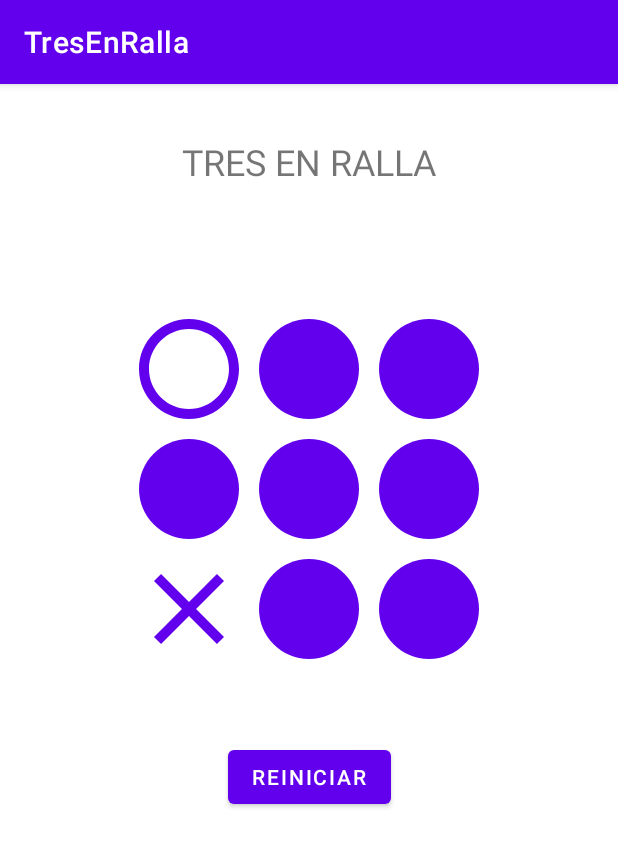
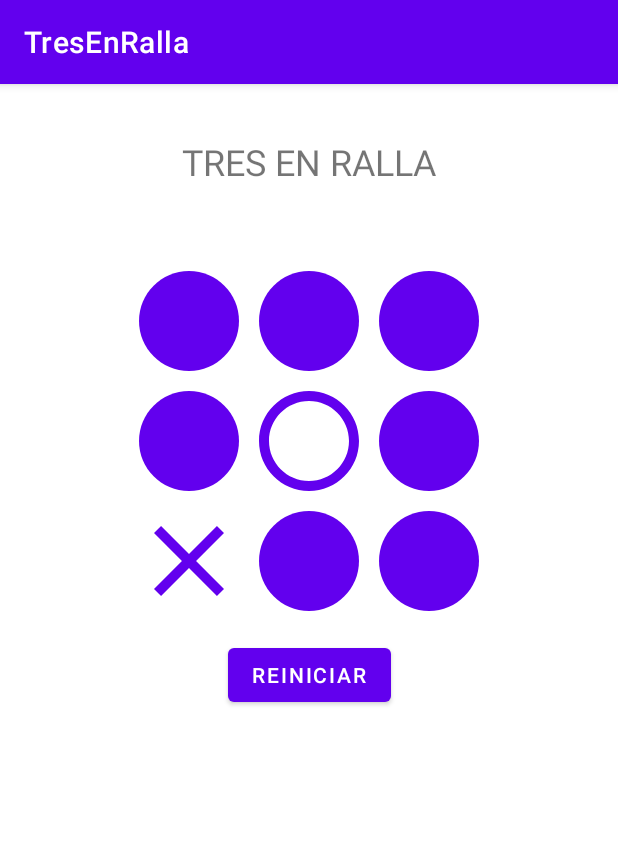
Before and after one commit to msabate00/TicTacToe, an Android app: the screen it shows after launch (MainActivity), after a tap on an icon or button, on a phone screen of 412 x 824 dp. Shown: the top 847 px of the screen. Run offline under Robolectric (Android 15) with nearby library versions, the phone set to English and light mode, and no system bars.

Commit message:
MSM - Inteligencia inicial y un poco de responsive

```diff
--- a/app/src/main/java/cat/copernic/msabatem/tresenralla/MainActivity.kt
+++ b/app/src/main/java/cat/copernic/msabatem/tresenralla/MainActivity.kt
@@ -20,6 +20,7 @@ class MainActivity : AppCompatActivity() {
     var tablero = Array<Int>(9) {0};
     var playerTurno = true;
     var terminado = false;
+    var primer_turno = true;
 
     var combinacionGanadora = arrayOf(
         intArrayOf(0, 1, 2),
@@ -76,6 +77,7 @@ class MainActivity : AppCompatActivity() {
         tablero = Array<Int>(9) {0};
         playerTurno = true;
         terminado = false;
+        primer_turno = true;
 
         for(i in buttonID){
             findViewById<Button>(i).setBackgroundResource(0);
@@ -200,7 +202,30 @@ class MainActivity : AppCompatActivity() {
             }
         }
 
-        atacar();
+
+        if(primer_turno){
+            if(tablero[4] == PLAYER){
+                val esquinas = arrayOf(0,2,6,8);
+                while(!puesto){
+                    val r = Random.nextInt(0,4);
+                    tablero[r] = IA;
+                    findViewById<Button>(buttonID[r]).setBackgroundResource(R.drawable.ia_icon);
+                    puesto = true;
+                    primer_turno = false;
+                    break;
+                }
+            }else{
+                tablero[4] = IA;
+                findViewById<Button>(buttonID[4]).setBackgroundResource(R.drawable.ia_icon);
+                puesto = true;
+                primer_turno = false;
+            }
+
+        }
+
+        if(!puesto){
+            atacar();
+        }
         if(!puesto){
             proteger();
         }
@@ -213,6 +238,7 @@ class MainActivity : AppCompatActivity() {
                 if(tablero[r] == 0){
                     tablero[r] = IA;
                     findViewById<Button>(buttonID[r]).setBackgroundResource(R.drawable.ia_icon);
+                    puesto = true;
                     break;
                 }
             }
--- a/app/src/main/res/layout/activity_main.xml
+++ b/app/src/main/res/layout/activity_main.xml
@@ -61,7 +61,7 @@
         app:layout_constraintEnd_toEndOf="parent"
         app:layout_constraintStart_toStartOf="parent"
         app:layout_constraintTop_toBottomOf="@+id/textView"
-        app:layout_constraintVertical_bias="0.11" />
+        app:layout_constraintVertical_bias="0.056" />
 
     <Button
         android:id="@+id/b1"
@@ -100,10 +100,11 @@
         android:id="@+id/restart"
         android:layout_width="wrap_content"
         android:layout_height="wrap_content"
-        android:layout_marginTop="48dp"
-        android:layout_marginEnd="136dp"
+        android:layout_marginTop="12dp"
         android:text="Reiniciar"
         app:layout_constraintEnd_toEndOf="parent"
+        app:layout_constraintHorizontal_bias="0.501"
+        app:layout_constraintStart_toStartOf="parent"
         app:layout_constraintTop_toBottomOf="@+id/b8" />
 
 </androidx.constraintlayout.widget.ConstraintLayout>
```
